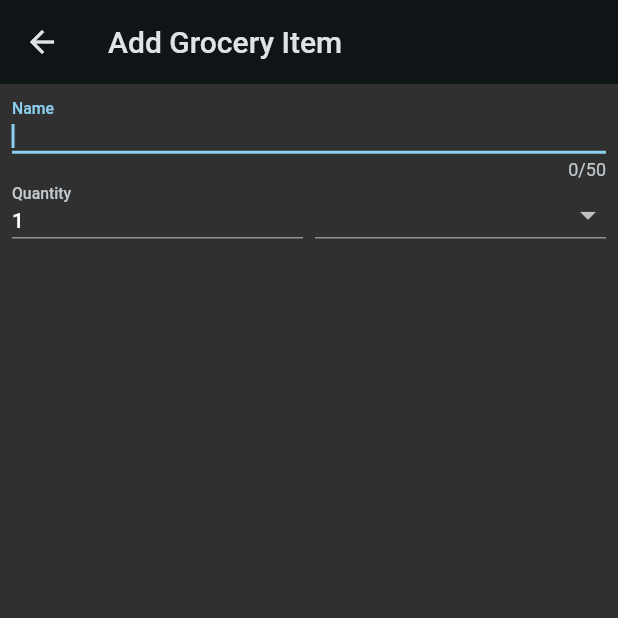
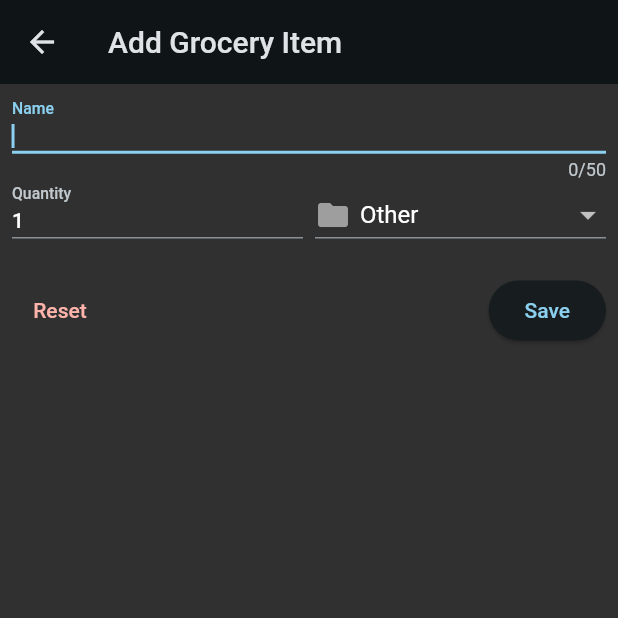
Before and after one commit to Moonbladez/flutter-groceries, a Flutter app: the AddGroceryItemScreen screen opened directly, on a phone screen of 412 x 824 dp, the top half of it. Run offline on Flutter 3.47's test engine with Material 2 defaults, Android fonts, the phone set to English and light mode, and no system bars.

Commit message:
added basic validation for the form

```diff
--- a/lib/screens/add_grocery_item_screen.dart
+++ b/lib/screens/add_grocery_item_screen.dart
@@ -9,6 +9,12 @@ class AddGroceryItemScreen extends StatefulWidget {
 }
 
 class _AddGroceryItemScreenState extends State<AddGroceryItemScreen> {
+  final GlobalKey<FormState> _formKey = GlobalKey<FormState>();
+
+  void _handleSubmit() {
+    _formKey.currentState!.validate();
+  }
+
   @override
   Widget build(BuildContext context) {
     return Scaffold(
@@ -18,6 +24,7 @@ class _AddGroceryItemScreenState extends State<AddGroceryItemScreen> {
       body: Padding(
         padding: const EdgeInsets.all(8.0),
         child: Form(
+          key: _formKey,
           child: Column(
             children: [
               TextFormField(
@@ -26,6 +33,16 @@ class _AddGroceryItemScreenState extends State<AddGroceryItemScreen> {
                 ),
                 autofocus: true,
                 maxLength: 50,
+                validator: (value) {
+                  if (value == null ||
+                      value.isEmpty ||
+                      value.trim().length <= 1 ||
+                      value.trim().length > 50) {
+                    return 'Name must be between 2 and 50 characters long';
+                  }
+
+                  return null;
+                },
               ),
               Row(
                 crossAxisAlignment: CrossAxisAlignment.end,
@@ -37,6 +54,15 @@ class _AddGroceryItemScreenState extends State<AddGroceryItemScreen> {
                       ),
                       initialValue: '1',
                       keyboardType: TextInputType.number,
+                      validator: (value) {
+                        if (value == null ||
+                            value.isEmpty ||
+                            int.tryParse(value) == null ||
+                            int.parse(value) < 0) {
+                          return 'Quantity must be a positive number';
+                        }
+                        return null;
+                      },
                     ),
                   ),
                   const SizedBox(
@@ -44,6 +70,7 @@ class _AddGroceryItemScreenState extends State<AddGroceryItemScreen> {
                   ),
                   Expanded(
                     child: DropdownButtonFormField(
+                      value: categories.values.last,
                       items: [
                         for (final category in categories.entries)
                           DropdownMenuItem(
@@ -67,6 +94,29 @@ class _AddGroceryItemScreenState extends State<AddGroceryItemScreen> {
                   ),
                 ],
               ),
+              const SizedBox(
+                height: 24,
+              ),
+              Row(
+                children: [
+                  TextButton(
+                    onPressed: () {
+                      _formKey.currentState!.reset();
+                    },
+                    style: TextButton.styleFrom(
+                      foregroundColor: Theme.of(context).colorScheme.error,
+                    ),
+                    child: const Text(
+                      'Reset',
+                    ),
+                  ),
+                  const Spacer(),
+                  ElevatedButton(
+                    onPressed: _handleSubmit,
+                    child: const Text('Save'),
+                  ),
+                ],
+              )
             ],
           ),
         ),
```
